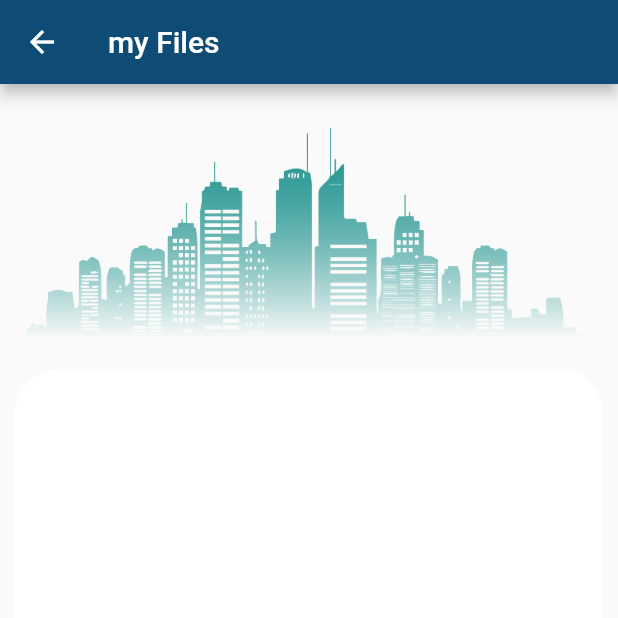
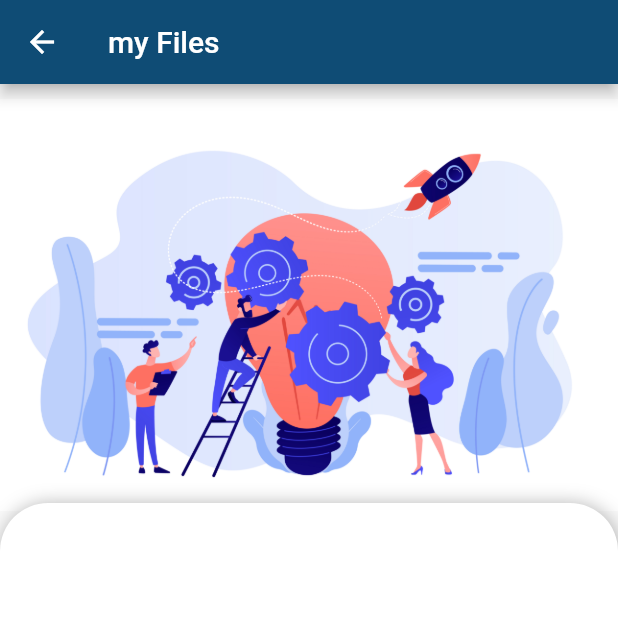
Before and after one commit to fordevelop2020/qr_management, a Flutter app: the MyFiles screen opened directly, on a phone screen of 412 x 824 dp, the top half of it. Run offline on Flutter 3.47's test engine with Material 2 defaults, Android fonts, the phone set to English and light mode, and no system bars; our stand-ins replace carousel_slider, cloud_firestore, email_validator, file_picker, firebase_auth, firebase_database and 8 more; missing offline and left inert: barcode_scan, flutter_full_pdf_viewer, folding_cell, multi_image_picker; accounts and stored records are empty.

Commit message:
myFiles design

```diff
--- a/lib/screens/home/myFiles.dart
+++ b/lib/screens/home/myFiles.dart
@@ -9,7 +9,39 @@ class MyFiles extends StatefulWidget {
   @override
   _MyFilesState createState() => _MyFilesState();
 }
-  class _MyFilesState extends State<MyFiles> {
+  class _MyFilesState extends State<MyFiles> with TickerProviderStateMixin {
+    AnimationController animationController;
+    Animation<double> animation;
+    double opacity1 = 0.0;
+    double opacity2 = 0.0;
+    double opacity3 = 0.0;
+
+    @override
+    void initState() {
+      animationController = AnimationController(
+          duration: const Duration(milliseconds: 1000), vsync: this);
+      animation = Tween<double>(begin: 0.0, end: 1.0).animate(CurvedAnimation(
+          parent: animationController,
+          curve: Interval(0, 1.0, curve: Curves.fastOutSlowIn)));
+      setData();
+      super.initState();
+    }
+
+    Future<void> setData() async {
+      animationController.forward();
+      await Future<dynamic>.delayed(const Duration(milliseconds: 200));
+      setState(() {
+        opacity1 = 1.0;
+      });
+      await Future<dynamic>.delayed(const Duration(milliseconds: 200));
+      setState(() {
+        opacity2 = 1.0;
+      });
+      await Future<dynamic>.delayed(const Duration(milliseconds: 200));
+      setState(() {
+        opacity3 = 1.0;
+      });
+    }
 
   @override
   Widget build(BuildContext context) {
@@ -20,97 +52,139 @@ class MyFiles extends StatefulWidget {
         throw 'Could not launch $link';
       }}
 
+      final double tempHeight = MediaQuery.of(context).size.height -
+         (MediaQuery.of(context).size.width / 1.2) +
+         24.0;
+
     return Scaffold(
       appBar: AppBar(
         title: Text("my Files"),
         backgroundColor: Color(0xff0f4c75),
       ),
-      body: Container(
-        height: MediaQuery.of(context).size.height,
-        padding: const EdgeInsets.all(10.0),
-        child: Column(
+      body: Stack(
+        children : <Widget>[
+//        height: MediaQuery.of(context).size.height,
+//        padding: const EdgeInsets.all(10.0),
+         Column(
           children: <Widget>[
-          Image.asset('assets/building.png', height: 180, width: 380,),
-          Expanded(
+            AspectRatio(
+              aspectRatio: 1.4,
+              child: Image.asset('assets/imgFiles.jpg'),
+            )
+            ],),
+
+          Positioned(
+            top: (MediaQuery.of(context).size.width / 1.2) -64.0,
+              bottom: 0,
+              left: 0,
+              right: 0,
               child: Container(
-                padding: EdgeInsets.all(10),
-                width: double.infinity,
+//                padding: EdgeInsets.all(10),
+//                width: double.infinity,
                 decoration: BoxDecoration(
                     color: Colors.white,
                     borderRadius: BorderRadius.only(
-                      topLeft: Radius.circular(30),
-                      topRight: Radius.circular(30),
+                      topLeft: Radius.circular(32.0),
+                      topRight: Radius.circular(32.0),
+                    ),
+                  boxShadow: <BoxShadow>[
+                    BoxShadow(
+                      color: Colors.grey.withOpacity(0.8),
+                      offset: const Offset(1.1, 1.1),
+                      blurRadius: 10.0
                     )
+                  ],
                 ),
+
+                child: Padding(
+                  padding: const EdgeInsets.only(left:8.0, right:8.0),
+                  child: SingleChildScrollView(
+                  child: Container(
+                  constraints: BoxConstraints(
+                    minHeight: 364.0,
+                    maxHeight: tempHeight > 364.0 ? tempHeight : 364.0),
+                      child: Column(
+                    mainAxisAlignment: MainAxisAlignment.center,
+                   crossAxisAlignment: CrossAxisAlignment.start,
+                    children: <Widget>[
+//                      Padding(
+//                    padding: const EdgeInsets.only(top: 32.0,left: 18.0,right: 16.0),
+
+//                    ),
+//                  Card(
+//                    elevation: 20.0,
+                   Expanded(
+                     child: AnimatedOpacity(
+                    duration: const Duration(milliseconds: 500),
+                    opacity: opacity2,
+                      child: Padding(
+                      padding: const EdgeInsets.only(left: 16, right: 16,top: 8,bottom: 8),
 
                         child: new StreamBuilder<QuerySnapshot>(
                         stream: Firestore.instance.collection("Projet").snapshots(),
                         builder: (BuildContext context, AsyncSnapshot<QuerySnapshot> snapshot) {
                           if (!snapshot.hasData) return new Text("There is no expense");
-
                           return ListView.builder(
+                            shrinkWrap: true,
                               itemCount: snapshot.data.documents.length,
                               itemBuilder: (context, index) {
                                 DocumentSnapshot dataQr = snapshot.data.documents[index];
                                 List docSingle = dataQr['documents'];
-                                              return SizedBox(
-                                                height: 250.0,
-                                                child: new ListView(
-                                                  children: docSingle?.asMap()?.map((i,
-                                                      fifi) =>
-                                                      MapEntry(
-                                                          i,
-                                                          Builder(
+                                                  return new ListView(
+                                                    shrinkWrap: true,
+                                                    children: docSingle?.map((fifi) {
+                                                      return new Builder(
                                                         // ignore: missing_return
-                                                              builder: (
-                                                                  BuildContext context) {
-
+                                                          builder: (BuildContext context) {
                                                             String uri = '${Uri.decodeComponent(fifi)}';
                                                             String fileName = uri.substring(uri.lastIndexOf('/') + 1, uri.length);
                                                             String nameWithoutEx = fileName.substring(0, fileName.lastIndexOf('?'));
                                                             print(nameWithoutEx);
-                                                                print(i);
+
 
                                                             return InkWell(
                                                               child: Row(
                                                                 children: <Widget>[
-
                                                                   Padding(
-                                                                        padding: EdgeInsets
-                                                                            .all(
-                                                                            8.0),
-                                                                        child: Icon(
-                                                                          Icons.attach_file,
-                                                                          color: Color(
-                                                                              0xff0f4c75),),
-                                                                      ),
+                                                                    padding: EdgeInsets.all(8.0),
+                                                                    child: Icon(Icons.attach_file, color: Color(0xff0f4c75),),),
                                                                   Divider(),
                                                                   Flexible(
-                                                                        child: ListTile(
-                                                                          title: new Text(
-                                                                              nameWithoutEx),
-//                                                              subtitle: new Text(fifi['name']),
+                                                                    child: ListTile(title: new Text(nameWithoutEx,
+//                                                                      textAlign: TextAlign.justify,
+                                                                      style: TextStyle(
+                                                                        fontWeight: FontWeight.w300,
+                                                                        fontSize: 16,
+                                                                        letterSpacing: 0.27,
+                                                                        color: Color(0xff0f4c75),
+                                                                      ),
+                                                                      maxLines: 3,
+                                                                      overflow: TextOverflow.ellipsis,),
+                                                                      subtitle: new Text(dataQr['name']),
                                                                     ),
                                                                   ),
                                                                 ],
                                                               ),
 
                                                               onTap: () =>
-                                                                      _onOpen(fifi),
+                                                                  _onOpen(
+                                                                      fifi),
 
                                                             );
                                                           }
-                                                          )
-                                                      ))?.values?.toList() ?? [],
-                                                    ),
+                                                      );
+                                                    })?.toList() ?? [],
                                                       );
                               });
-                    }),
+                        })),
+                  ),
+
+                        )
+                ]),
               ),
             ),
-          ],
+    )))],
         ),
-      )
       );
     }
 }
--- a/pubspec.yaml
+++ b/pubspec.yaml
@@ -101,6 +101,8 @@ flutter:
       - assets/maison.png
       - assets/unnamed.png
       - assets/building.png
+      - assets/webInterFace.png
+      - assets/imgFiles.jpg
       - assets/pl.png
       - img/bgprpl.png
 
```
Also changed, not shown: assets/imgFiles.jpg (added), assets/webInterFace.png (added). Lines whose indentation alone changed are shown as unchanged.
